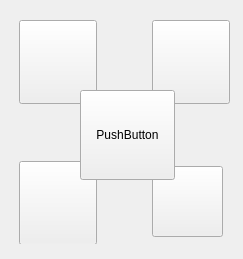
This is place.ui in Steel-B/MyGame as Qt 5 draws it before an edit. The edited form follows.
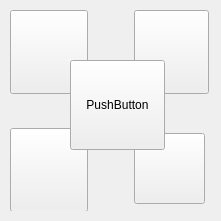
This is the edited form. Icons and pictures are not drawn.

The edit to the form file:
```diff
--- a/place.ui
+++ b/place.ui
@@ -6,8 +6,8 @@
    <rect>
     <x>0</x>
     <y>0</y>
-    <width>243</width>
-    <height>259</height>
+    <width>221</width>
+    <height>221</height>
    </rect>
   </property>
   <property name="windowTitle">
@@ -17,9 +17,9 @@
    <property name="geometry">
     <rect>
      <x>10</x>
-     <y>20</y>
-     <width>231</width>
-     <height>224</height>
+     <y>10</y>
+     <width>201</width>
+     <height>201</height>
     </rect>
    </property>
    <layout class="QGridLayout" name="gridLayout">
@@ -65,7 +65,7 @@
      <widget class="QPushButton" name="ice">
       <property name="minimumSize">
        <size>
-        <width>78</width>
+        <width>75</width>
         <height>84</height>
        </size>
       </property>
@@ -135,7 +135,7 @@
      <widget class="QPushButton" name="rock">
       <property name="minimumSize">
        <size>
-        <width>78</width>
+        <width>75</width>
         <height>84</height>
        </size>
       </property>
@@ -174,8 +174,8 @@
   <widget class="QPushButton" name="button">
    <property name="geometry">
     <rect>
-     <x>80</x>
-     <y>90</y>
+     <x>70</x>
+     <y>60</y>
      <width>95</width>
      <height>90</height>
     </rect>
```
